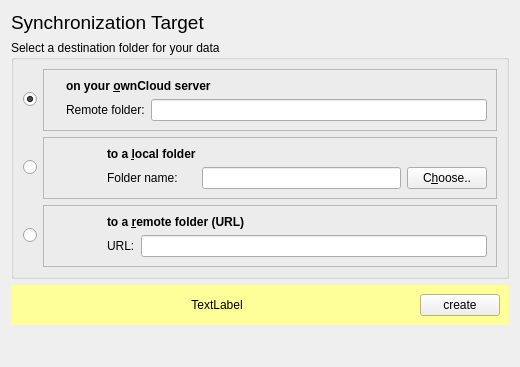
nextcloud/desktop, file src/mirall/folderwizardtargetpage.ui: the form before one commit.
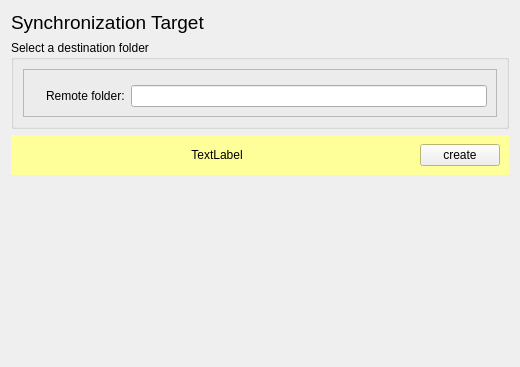
The form after the commit. Icons and pictures are not drawn.

```diff
--- a/src/mirall/folderwizardtargetpage.ui
+++ b/src/mirall/folderwizardtargetpage.ui
@@ -48,7 +48,7 @@
    <item row="1" column="0">
     <widget class="QGroupBox" name="groupBox">
      <property name="title">
-      <string>Select a destination folder for your data</string>
+      <string>Select a destination folder</string>
      </property>
      <property name="flat">
       <bool>true</bool>
@@ -57,7 +57,7 @@
       <bool>false</bool>
      </property>
      <layout class="QGridLayout" name="gridLayout_4">
-      <item row="0" column="1">
+      <item row="0" column="0">
        <widget class="QFrame" name="frame">
         <property name="frameShape">
          <enum>QFrame::StyledPanel</enum>
@@ -73,25 +73,6 @@
            </property>
           </widget>
          </item>
-         <item row="0" column="1">
-          <widget class="QLabel" name="OCLabel">
-           <property name="font">
-            <font>
-             <weight>75</weight>
-             <bold>true</bold>
-            </font>
-           </property>
-           <property name="text">
-            <string>on your &amp;ownCloud server</string>
-           </property>
-           <property name="openExternalLinks">
-            <bool>true</bool>
-           </property>
-           <property name="buddy">
-            <cstring>OCRadioBtn</cstring>
-           </property>
-          </widget>
-         </item>
          <item row="1" column="1">
           <layout class="QHBoxLayout" name="horizontalLayout_2">
            <item>
@@ -109,163 +90,6 @@
         </layout>
        </widget>
       </item>
-      <item row="1" column="1">
-       <widget class="QFrame" name="frame_2">
-        <property name="frameShape">
-         <enum>QFrame::StyledPanel</enum>
-        </property>
-        <property name="frameShadow">
-         <enum>QFrame::Raised</enum>
-        </property>
-        <layout class="QGridLayout" name="gridLayout_2">
-         <item row="0" column="0" rowspan="2">
-          <widget class="QLabel" name="label_8">
-           <property name="minimumSize">
-            <size>
-             <width>48</width>
-             <height>0</height>
-            </size>
-           </property>
-           <property name="text">
-            <string/>
-           </property>
-           <property name="pixmap">
-            <pixmap>:/mirall/resources/folder-grey-32.png</pixmap>
-           </property>
-           <property name="alignment">
-            <set>Qt::AlignCenter</set>
-           </property>
-          </widget>
-         </item>
-         <item row="0" column="1">
-          <widget class="QLabel" name="LocalFolderLabel">
-           <property name="font">
-            <font>
-             <weight>75</weight>
-             <bold>true</bold>
-            </font>
-           </property>
-           <property name="text">
-            <string>to a &amp;local folder</string>
-           </property>
-           <property name="openExternalLinks">
-            <bool>true</bool>
-           </property>
-           <property name="buddy">
-            <cstring>localFolderRadioBtn</cstring>
-           </property>
-          </widget>
-         </item>
-         <item row="1" column="1">
-          <widget class="QLabel" name="label">
-           <property name="text">
-            <string>Folder name:</string>
-           </property>
-          </widget>
-         </item>
-         <item row="1" column="2">
-          <widget class="QLineEdit" name="localFolder2LineEdit"/>
-         </item>
-         <item row="1" column="3">
-          <widget class="QPushButton" name="localFolder2ChooseBtn">
-           <property name="text">
-            <string>C&amp;hoose..</string>
-           </property>
-          </widget>
-         </item>
-        </layout>
-       </widget>
-      </item>
-      <item row="2" column="1">
-       <widget class="QFrame" name="frame_3">
-        <property name="frameShape">
-         <enum>QFrame::StyledPanel</enum>
-        </property>
-        <property name="frameShadow">
-         <enum>QFrame::Raised</enum>
-        </property>
-        <layout class="QGridLayout" name="gridLayout_3">
-         <item row="0" column="0" rowspan="2">
-          <widget class="QLabel" name="label_9">
-           <property name="minimumSize">
-            <size>
-             <width>48</width>
-             <height>0</height>
-            </size>
-           </property>
-           <property name="layoutDirection">
-            <enum>Qt::LeftToRight</enum>
-           </property>
-           <property name="text">
-            <string/>
-           </property>
-           <property name="pixmap">
-            <pixmap resource="../../mirall.qrc">:/mirall/resources/folder-remote-32.png</pixmap>
-           </property>
-           <property name="alignment">
-            <set>Qt::AlignCenter</set>
-           </property>
-          </widget>
-         </item>
-         <item row="0" column="1" colspan="2">
-          <widget class="QLabel" name="OCLabel_3">
-           <property name="font">
-            <font>
-             <weight>75</weight>
-             <bold>true</bold>
-            </font>
-           </property>
-           <property name="text">
-            <string>to a &amp;remote folder (URL)</string>
-           </property>
-           <property name="openExternalLinks">
-            <bool>true</bool>
-           </property>
-           <property name="buddy">
-            <cstring>urlFolderRadioBtn</cstring>
-           </property>
-          </widget>
-         </item>
-         <item row="1" column="1">
-          <widget class="QLabel" name="label_2">
-           <property name="text">
-            <string>URL:</string>
-           </property>
-          </widget>
-         </item>
-         <item row="1" column="2">
-          <widget class="QLineEdit" name="urlFolderLineEdit"/>
-         </item>
-        </layout>
-       </widget>
-      </item>
-      <item row="0" column="0">
-       <widget class="QRadioButton" name="OCRadioBtn">
-        <property name="text">
-         <string/>
-        </property>
-        <property name="checked">
-         <bool>true</bool>
-        </property>
-       </widget>
-      </item>
-      <item row="1" column="0">
-       <widget class="QRadioButton" name="localFolderRadioBtn">
-        <property name="text">
-         <string/>
-        </property>
-        <property name="checked">
-         <bool>false</bool>
-        </property>
-       </widget>
-      </item>
-      <item row="2" column="0">
-       <widget class="QRadioButton" name="urlFolderRadioBtn">
-        <property name="text">
-         <string/>
-        </property>
-       </widget>
-      </item>
      </layout>
     </widget>
    </item>
```
Left out of the diff: 4 changed lines with no effect on the pictures.
